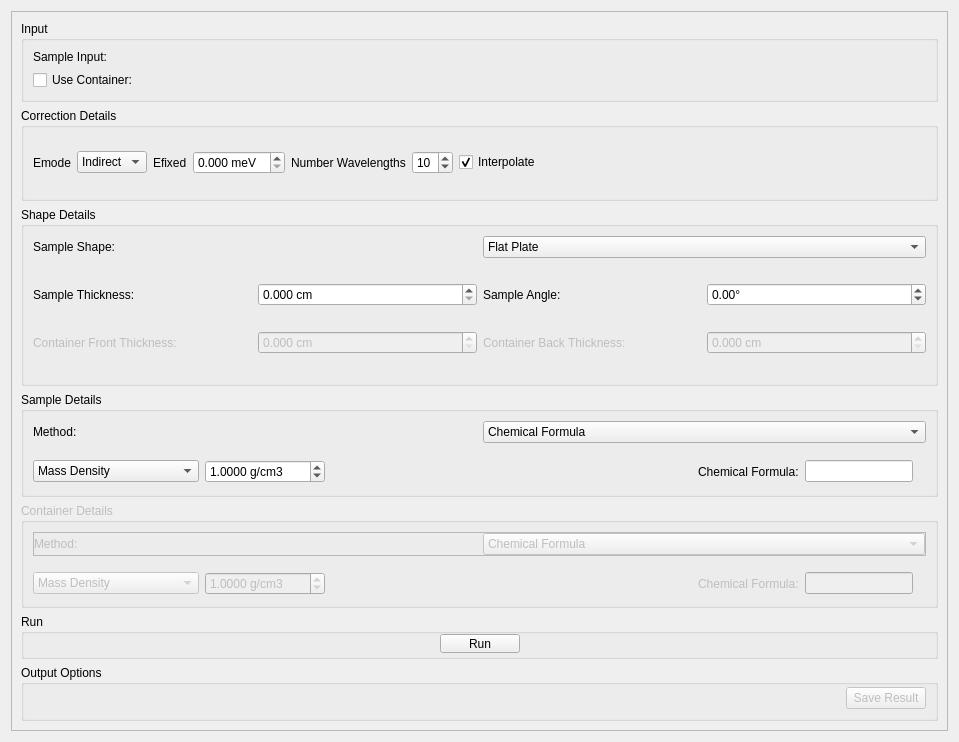
Old version of the form qt/scientific_interfaces/Indirect/CalculatePaalmanPings.ui in the repository mantidproject/mantid.
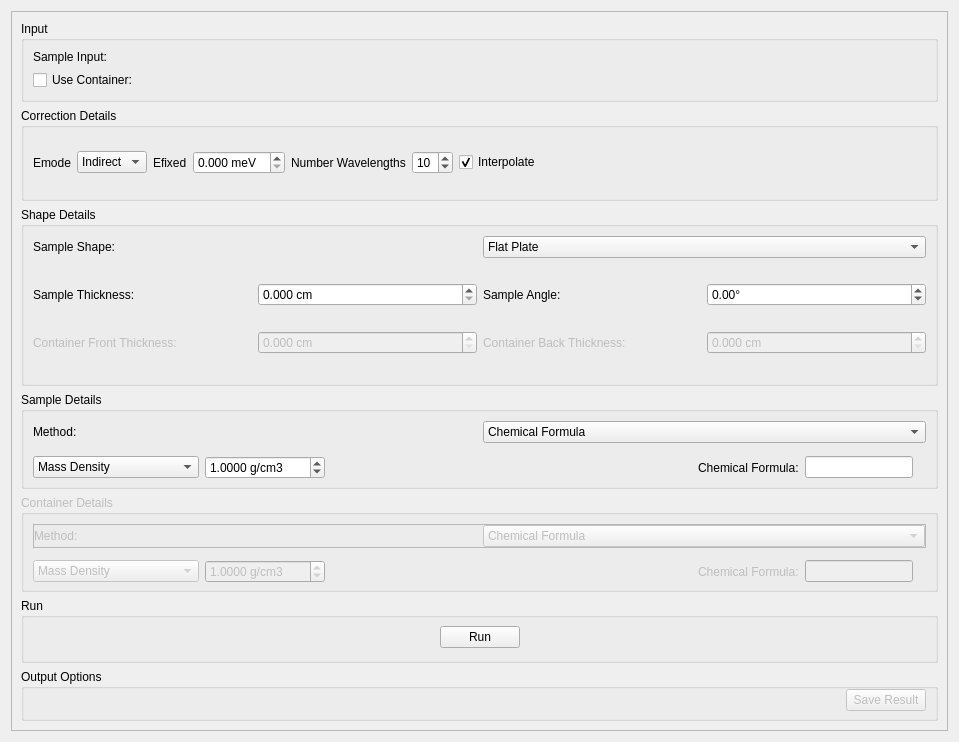
New version of the form. Custom widgets are drawn as their Qt base class.

Commit message: Remove minimum and max size restrictions for corrections ui widgets

```diff
--- a/qt/scientific_interfaces/Indirect/CalculatePaalmanPings.ui
+++ b/qt/scientific_interfaces/Indirect/CalculatePaalmanPings.ui
@@ -1247,18 +1247,6 @@
        </item>
        <item>
         <widget class="QGroupBox" name="gbRun">
-         <property name="minimumSize">
-          <size>
-           <width>0</width>
-           <height>45</height>
-          </size>
-         </property>
-         <property name="maximumSize">
-          <size>
-           <width>16777215</width>
-           <height>45</height>
-          </size>
-         </property>
          <property name="title">
           <string>Run</string>
          </property>
@@ -1307,12 +1295,6 @@
        </item>
        <item>
         <widget class="QGroupBox" name="gbOutput">
-         <property name="minimumSize">
-          <size>
-           <width>0</width>
-           <height>56</height>
-          </size>
-         </property>
          <property name="title">
           <string>Output Options</string>
          </property>
@@ -1359,17 +1341,17 @@
   </layout>
  </widget>
  <customwidgets>
+  <customwidget>
+   <class>MantidQt::MantidWidgets::DataSelector</class>
+   <extends>QWidget</extends>
+   <header>MantidQtWidgets/Common/DataSelector.h</header>
+  </customwidget>
   <customwidget>
    <class>MantidQt::CustomInterfaces::IndirectPlotOptionsView</class>
    <extends>QWidget</extends>
    <header>IndirectPlotOptionsView.h</header>
    <container>1</container>
   </customwidget>
-  <customwidget>
-   <class>MantidQt::MantidWidgets::DataSelector</class>
-   <extends>QWidget</extends>
-   <header>MantidQtWidgets/Common/DataSelector.h</header>
-  </customwidget>
  </customwidgets>
  <tabstops>
   <tabstop>ckUseCan</tabstop>
```
The commit also changes 3 other files.
